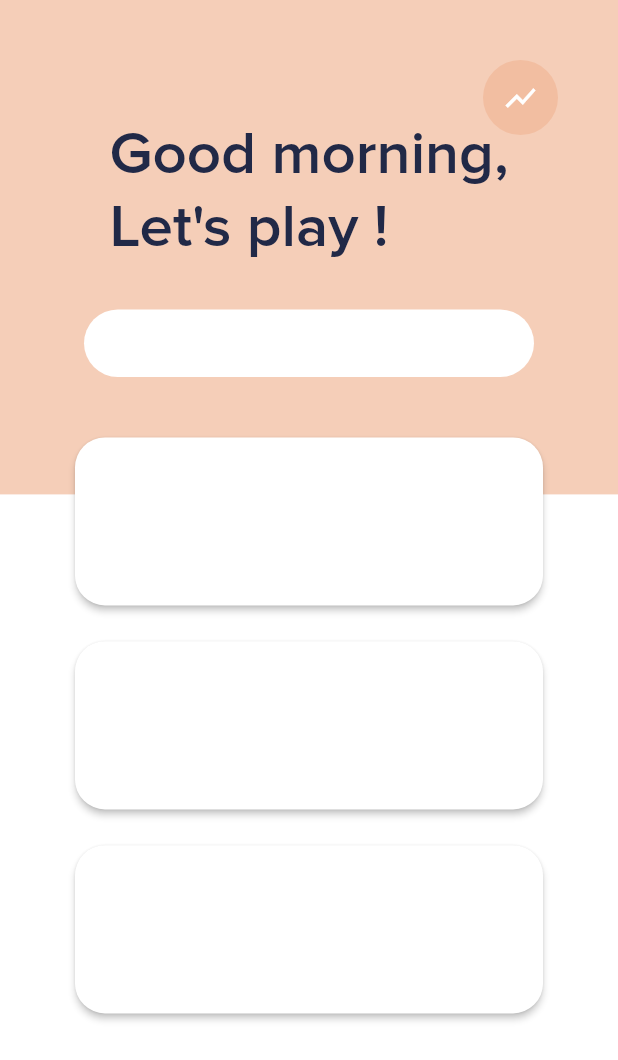
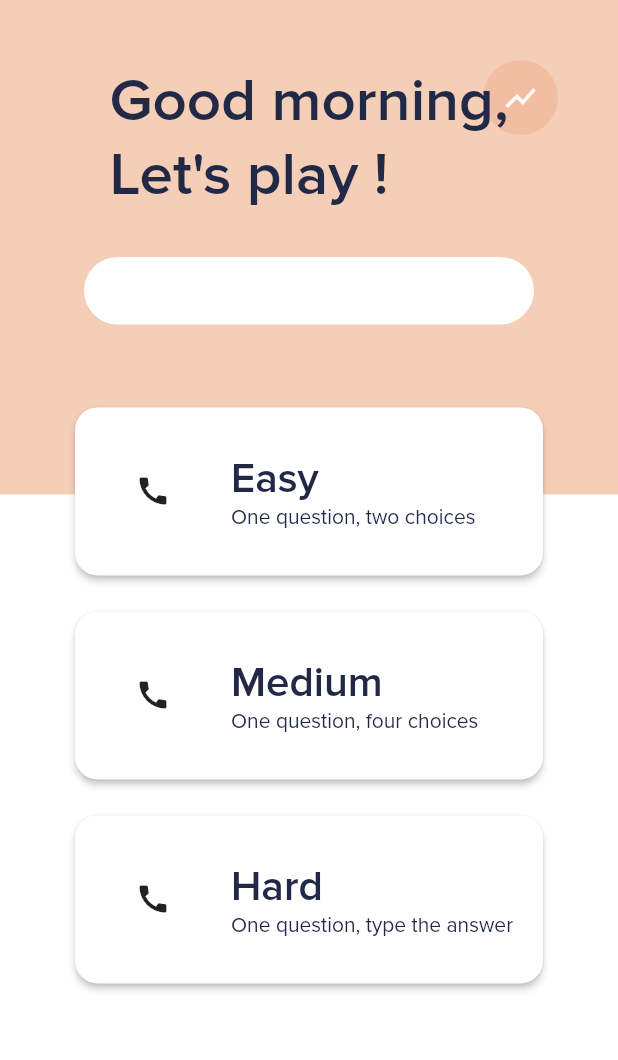
Before and after one commit to smartnsoft/capitals, a Flutter app: the screen it shows after launch, on a phone screen of 412 x 824 dp. Shown: the top 1060 px of the screen. Run offline on Flutter 3.47's test engine with Material 2 defaults, Android fonts, the phone set to English and light mode, and no system bars.

Commit message:
Make cells content responsive

```diff
--- a/assets/strings.csv
+++ b/assets/strings.csv
@@ -1,3 +1,9 @@
 keys,en
 good_morning,"Good morning,"
 lets_play,Let's play !
+easy,Easy
+medium,Medium
+hard,Hard
+easy_description,"One question, two choices"
+medium_description,"One question, four choices"
+hard_description,"One question, type the answer"
--- a/lib/core/i18n.dart
+++ b/lib/core/i18n.dart
@@ -8,6 +8,18 @@ class I18n {
   String get good_morning => _getText("good_morning");
 
 String get lets_play => _getText("lets_play");
+
+String get easy => _getText("easy");
+
+String get medium => _getText("medium");
+
+String get hard => _getText("hard");
+
+String get easy_description => _getText("easy_description");
+
+String get medium_description => _getText("medium_description");
+
+String get hard_description => _getText("hard_description");
 
 
 
@@ -24,6 +36,12 @@ String get lets_play => _getText("lets_play");
 static Map<String, String> _enValues = {
               "good_morning": "Good morning,",
                 "lets_play": "Let's play !",
+                "easy": "Easy",
+                "medium": "Medium",
+                "hard": "Hard",
+                "easy_description": "One question, two choices",
+                "medium_description": "One question, four choices",
+                "hard_description": "One question, type the answer",
         };
     static Map<String, Map<String, String>> _allValues = {
             "en": _enValues,
--- a/lib/ui/app_theme.dart
+++ b/lib/ui/app_theme.dart
@@ -6,11 +6,14 @@ class _Colors {
 
   Color get primaryAccent => Color(0xfff2bea1);
 
-  Color get black => Color(0xff212947);
+  Color get appBlack => Color(0xff212947);
 }
 
 /// Values
 class _Values {
+  /// Home cards overflow on Header
+  double get cardsOverflow => 70;
+
   /// Home Cells width on big screen
   double get bigCellWidth => 320;
 
@@ -43,7 +46,7 @@ class _TextStyles {
   _TextStyles(this.colors);
 
   TextStyle get bigScreenTitle => TextStyle(
-        color: colors.black,
+        color: colors.appBlack,
         fontSize: 40,
         fontWeight: FontWeight.w700,
         fontFamily: "ProxymaNova",
@@ -52,6 +55,19 @@ class _TextStyles {
   TextStyle get mediumWhiteLabel => TextStyle(
         color: Colors.white,
         fontSize: 18,
+        fontFamily: "ProxymaNova",
+      );
+
+  TextStyle get bigBlackText => TextStyle(
+        color: colors.appBlack,
+        fontSize: 28,
+        fontWeight: FontWeight.w700,
+        fontFamily: "ProxymaNova",
+      );
+
+  TextStyle get mediumBlackText => TextStyle(
+        color: colors.appBlack,
+        fontSize: 14,
         fontFamily: "ProxymaNova",
       );
 }
--- a/lib/ui/home/cell.dart
+++ b/lib/ui/home/cell.dart
@@ -3,6 +3,17 @@ import 'package:flappy_capitals/utils.dart';
 import 'package:flutter/material.dart';
 
 class Cell extends StatelessWidget {
+  final Icon icon;
+  final String difficulty;
+  final String description;
+
+  const Cell({
+    Key key,
+    this.icon,
+    this.difficulty,
+    this.description,
+  }) : super(key: key);
+
   @override
   Widget build(BuildContext context) {
     final double bigCardWidth = AppTheme.of(context).values.bigCellWidth;
@@ -19,10 +30,64 @@ class Cell extends StatelessWidget {
         child: Card(
           elevation: 2,
           shape: RoundedRectangleBorder(
-            borderRadius: BorderRadius.circular(20),
+            borderRadius: BorderRadius.circular(15),
+          ),
+          child: _buildContent(
+            context,
+            icon,
           ),
         ),
       ),
     );
   }
+
+  Widget _buildContent(BuildContext context, Icon icon) {
+    final List<Widget> texts = [
+      Text(
+        difficulty,
+        style: AppTheme.of(context).textStyles.bigBlackText,
+      ),
+      Text(
+        description,
+        style: AppTheme.of(context).textStyles.mediumBlackText,
+      ),
+    ];
+    if (Utils.isBigScreen(context)) {
+      return Column(
+        mainAxisSize: MainAxisSize.min,
+        children: <Widget>[
+          Expanded(
+            flex: 2,
+            child: Center(
+              child: icon,
+            ),
+          ),
+          Expanded(
+            child: Column(
+              mainAxisSize: MainAxisSize.min,
+              children: texts,
+            ),
+          ),
+        ],
+      );
+    } else {
+      return Row(
+        children: <Widget>[
+          Expanded(
+            child: Center(
+              child: icon,
+            ),
+          ),
+          Expanded(
+            flex: 2,
+            child: Column(
+              mainAxisAlignment: MainAxisAlignment.center,
+              crossAxisAlignment: CrossAxisAlignment.start,
+              children: texts,
+            ),
+          ),
+        ],
+      );
+    }
+  }
 }
--- a/lib/ui/home/header.dart
+++ b/lib/ui/home/header.dart
@@ -22,7 +22,7 @@ class Header extends StatelessWidget {
             top: 0,
             left: 0,
             right: 0,
-            bottom: 0,
+            bottom: AppTheme.of(context).values.cardsOverflow,
             child: Column(
               mainAxisAlignment: MainAxisAlignment.center,
               children: <Widget>[
--- a/lib/ui/home/home.dart
+++ b/lib/ui/home/home.dart
@@ -1,3 +1,4 @@
+import 'package:flappy_capitals/core/i18n.dart';
 import 'package:flappy_capitals/ui/app_theme.dart';
 import 'package:flappy_capitals/ui/home/cell.dart';
 import 'package:flappy_capitals/ui/home/header.dart';
@@ -6,23 +7,32 @@ import 'package:flutter/material.dart';
 
 class Home extends StatelessWidget {
   Widget _buildCells(BuildContext context) {
+    final List<Widget> cells = [
+      Cell(
+        icon: Icon(Icons.call),
+        difficulty: I18n.of(context).easy,
+        description: I18n.of(context).easy_description,
+      ),
+      Cell(
+        icon: Icon(Icons.call),
+        difficulty: I18n.of(context).medium,
+        description: I18n.of(context).medium_description,
+      ),
+      Cell(
+        icon: Icon(Icons.call),
+        difficulty: I18n.of(context).hard,
+        description: I18n.of(context).hard_description,
+      ),
+    ];
     if (Utils.isBigScreen(context)) {
       return Row(
         mainAxisAlignment: MainAxisAlignment.center,
-        children: <Widget>[
-          Cell(),
-          Cell(),
-          Cell(),
-        ],
+        children: cells,
       );
     }
 
     return Column(
-      children: <Widget>[
-        Cell(),
-        Cell(),
-        Cell(),
-      ],
+      children: cells,
     );
   }
 
@@ -48,7 +58,7 @@ class Home extends StatelessWidget {
                       child: Header(),
                     ),
                     Positioned(
-                      top: MediaQuery.of(context).size.height * .4 - 50,
+                      top: MediaQuery.of(context).size.height * .4 - AppTheme.of(context).values.cardsOverflow,
                       left: 0,
                       right: 0,
                       child: _buildCells(context),
```
